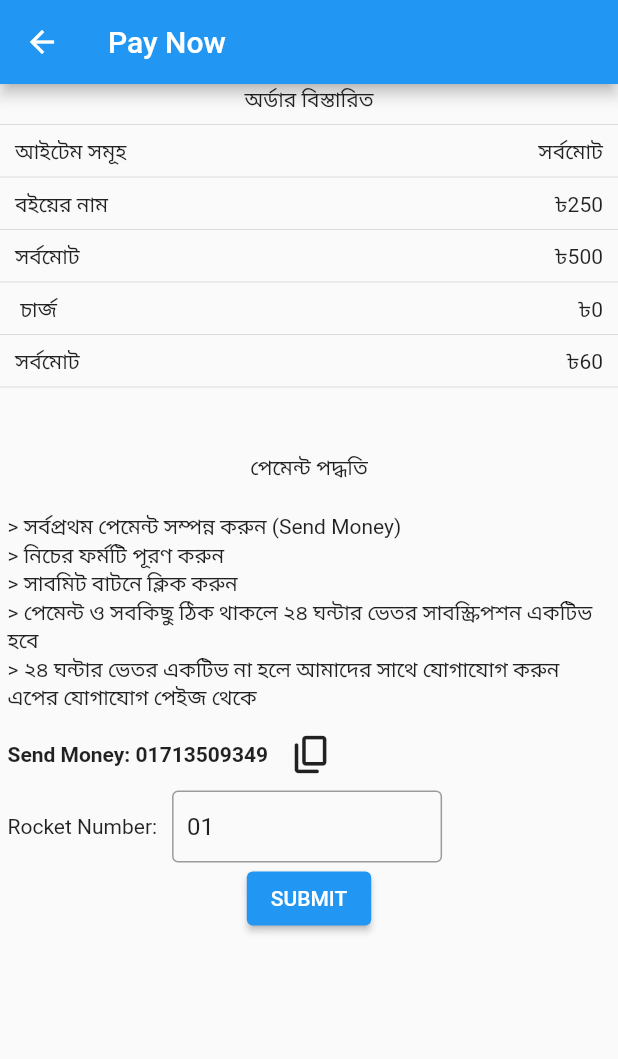
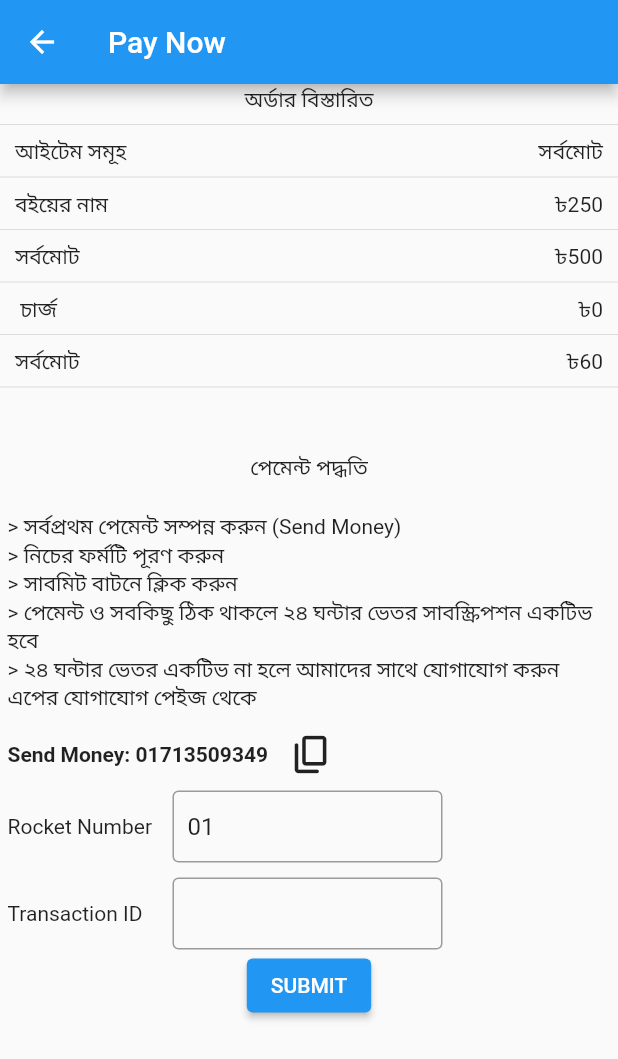
Before and after one commit to nazmulislamrony/navbottombar, a Flutter app: the BookPaymentPage screen opened directly, after a tap on "SUBMIT", on a phone screen of 412 x 824 dp. Shown: the top 1059 px of the screen. Run offline on Flutter 3.47's test engine with Material 2 defaults, Android fonts, the phone set to English and light mode, and no system bars; our stand-ins replace curved_navigation_bar, dio, google_fonts, hive, open_file and 2 more; missing offline and left inert: dart:ffi, flutter_pdfview; accounts and stored records are empty.

```diff
--- a/lib/pdf_viewer/purchase_book/book_order.dart
+++ b/lib/pdf_viewer/purchase_book/book_order.dart
@@ -1,3 +1,5 @@
+import 'dart:ffi';
+
 import 'package:flutter/cupertino.dart';
 import 'package:flutter/material.dart';
 import 'package:flutter/services.dart';
@@ -13,6 +15,9 @@ class BookPaymentPage extends StatefulWidget {
 
 class _BookPaymentPageState extends State<BookPaymentPage> {
   String paymentNumbr = "";
+  String bookId = "1";
+  String mobileNumber = "";
+  String transactionId = "";
 
   @override
   void initState() {
@@ -23,9 +28,7 @@ class _BookPaymentPageState extends State<BookPaymentPage> {
 
   @override
   Widget build(BuildContext context) {
-    String bookId = "1";
-    String mobileNumber = "017";
-    String transactionId = "jh2";
+
     return Scaffold(
         appBar: AppBar(
           title: Text("Pay Now"),
@@ -182,8 +185,22 @@ class _BookPaymentPageState extends State<BookPaymentPage> {
                   )),
             ],
           ),
+          Column(
+            children: [
               Container(
-            child: insertTransactionTxt(),
+                child: insertTransactionTxt(
+                    tranxinfo: "Rocket Number", initVal: "01", onClk: () {
+
+                }),
+              ),
+              SizedBox(
+                height: 10,
+              ),
+              Container(
+                child: insertTransactionTxt(
+                    tranxinfo: "Transaction ID", initVal: "", onClk: () {}),
+              )
+            ],
           ),
           ElevatedButton(
               onPressed: () {
@@ -195,43 +212,48 @@ class _BookPaymentPageState extends State<BookPaymentPage> {
     );
   }
 
-  Widget insertTransactionTxt() {
-    return Container(
+  Widget insertTransactionTxt({String? tranxinfo, String? initVal, VoidCallback? onReply}) {
+    return Column(
+      children: [
+        Container(
           margin: EdgeInsets.only(left: 5),
           child: Row(
             children: [
-          Container(child: Text("Rocket Number:")),
+              Container( width: 100, child: Text(tranxinfo.toString())),
               SizedBox(
                 width: 10,
               ),
               Container(
                 width: 180,
                 child: TextFormField(
-              initialValue: "01",
-              keyboardType: TextInputType.number,
+                  initialValue: initVal.toString(),
+                  keyboardType: initVal == "01" ? TextInputType.number : null,
                   decoration: const InputDecoration(
-                hintText: "insert payment number",
                     border: OutlineInputBorder(),
                     alignLabelWithHint: true,
                     contentPadding: EdgeInsets.fromLTRB(10, 0, 0, 10),
                     enabled: true,
                   ),
-              onChanged: (val) {
-                setState(() {
-                  paymentNumbr = val;
-                });
-              },
+                 // TODO: we have to add the text editing field, to get the changed.
                 ),
-          )
+              ),
             ],
           ),
+        ),
+      ],
     );
   }
 
   paySubmit(BuildContext context) {
-   var insert = Provider.of<PdfBookPaymentProvider>(context, listen: false);
+    // var insert = Provider.of<PdfBookPaymentProvider>(context, listen: false);
+    // insert.bookPurchaseInputData(
+    //     email: "email",
+    //     mobile: "mobile",
+    //     book_id: "book_id",
+    //     status: "status",
+    //     context: context);
 
-   insert.bookPurchaseInputData(email: "email", mobile: "mobile", book_id: "book_id", status: "status", context: context);
+    print("");
   }
 
 /*                     child: TextFormField(
--- a/lib/pdf_viewer/purchase_book/book_payment_provider.dart
+++ b/lib/pdf_viewer/purchase_book/book_payment_provider.dart
@@ -31,7 +31,6 @@ class PdfBookPaymentProvider extends ChangeNotifier {
       // Navigator.pushReplacement(context, newRoute)
     } else {
       print("not push");
-
     }
   }
 }
```
Lines whose indentation alone changed are shown as unchanged.
